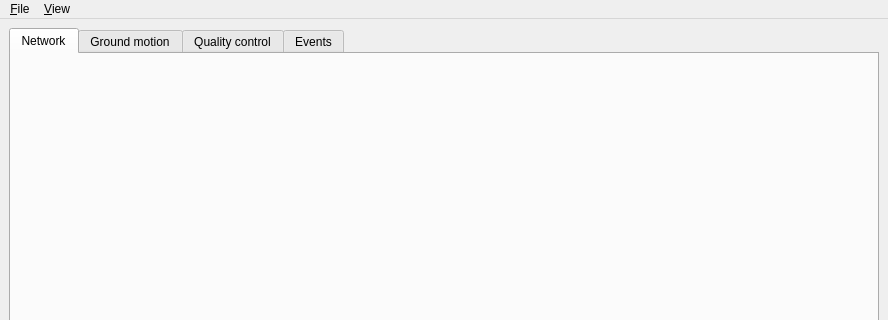
Old version of the form apps/gui-qt/scmvx/mainwindow.ui in the repository SeisComP/mainx; both pictures show x 0 to 888 and y 0 to 320 of the 888 by 790 pixel window.
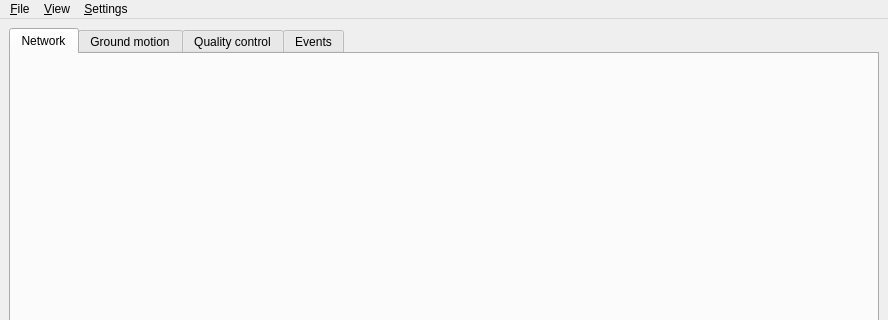
New version of the form.

Commit message: [scmvx] Move configuration dialog to Settings

The edit to the form file:
```diff
--- a/apps/gui-qt/scmvx/mainwindow.ui
+++ b/apps/gui-qt/scmvx/mainwindow.ui
@@ -118,8 +118,14 @@
     <addaction name="separator"/>
     <addaction name="actionResetView"/>
    </widget>
+   <widget class="QMenu" name="menuSettings">
+    <property name="title">
+     <string>&amp;Settings</string>
+    </property>
+   </widget>
    <addaction name="menuFile"/>
    <addaction name="menuView"/>
+   <addaction name="menuSettings"/>
   </widget>
   <action name="actionQuit">
    <property name="text">
```
Left out of the diff: 2 changed lines with no effect on the pictures. The commit also changes 2 other files.
